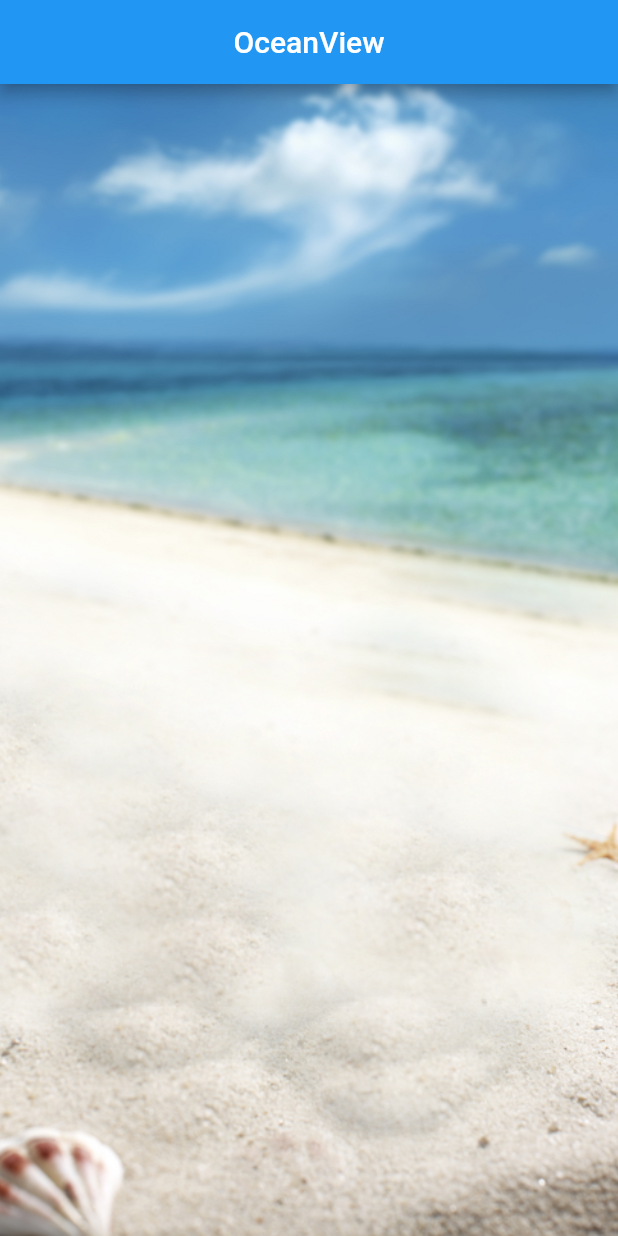
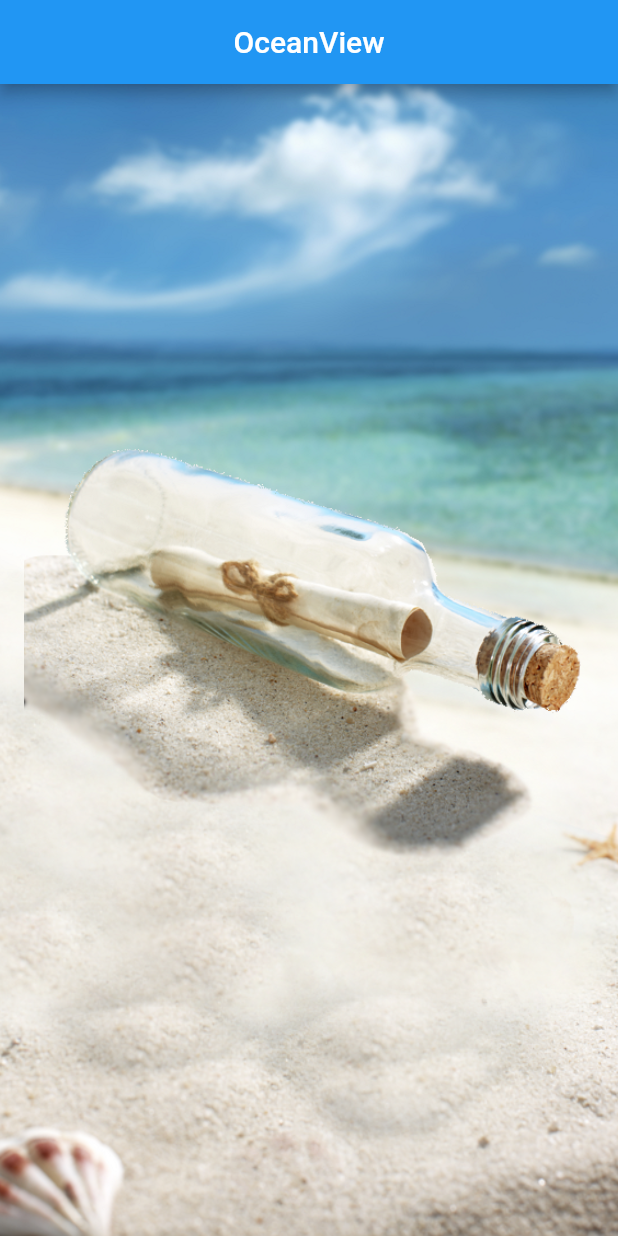
Before and after one commit to UniD-Hackathon-Team1/flutter, a Flutter app: the screen it shows after launch, on a phone screen of 412 x 824 dp. Run offline on Flutter 3.47's test engine with Material 2 defaults, Android fonts, the phone set to English and light mode, and no system bars; our stand-ins replace get.

Commit message:
ocean bo

```diff
--- a/lib/app/modules/ocean/views/ocean_view.dart
+++ b/lib/app/modules/ocean/views/ocean_view.dart
@@ -21,8 +21,27 @@ class OceanView extends GetView<OceanController> {
               image: AssetImage("assets/images/ocean.jpg"),
               fit: BoxFit.cover),
         ),
-
-      )
+        // add an elevation
+        child: Container(
+          width: 30,
+          height: 40,
+          child: MaterialButton(
+            // Size the button
+            onPressed: () {
+              ScaffoldMessenger.of(context).clearSnackBars();
+              ScaffoldMessenger.of(context).showSnackBar(
+                const SnackBar(
+                  content: Text('Hello There!'),
+                  duration: Duration(milliseconds: 1500),
+                ),
+              );
+            },
+            child: Image.asset(
+              "assets/images/bo.png",
+            ),
+          ),
+        ),
+            )
     /*
       Center(
         child: Text(
--- a/pubspec.yaml
+++ b/pubspec.yaml
@@ -22,6 +22,7 @@ flutter:
   assets:
     - assets/images/background_room.jpg
     - assets/images/ocean.jpg
+    - assets/images/bo.png
 #  assets:
 #    -assets/images/background_room.jpg
 #    -assets/images/letter.png
```
